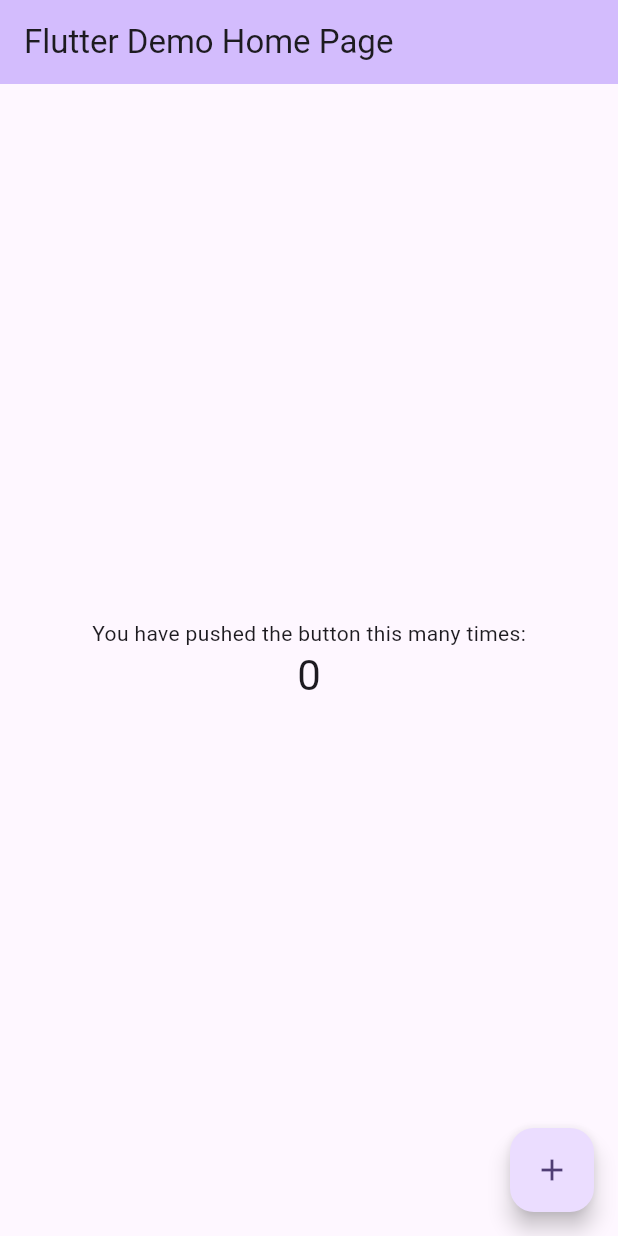
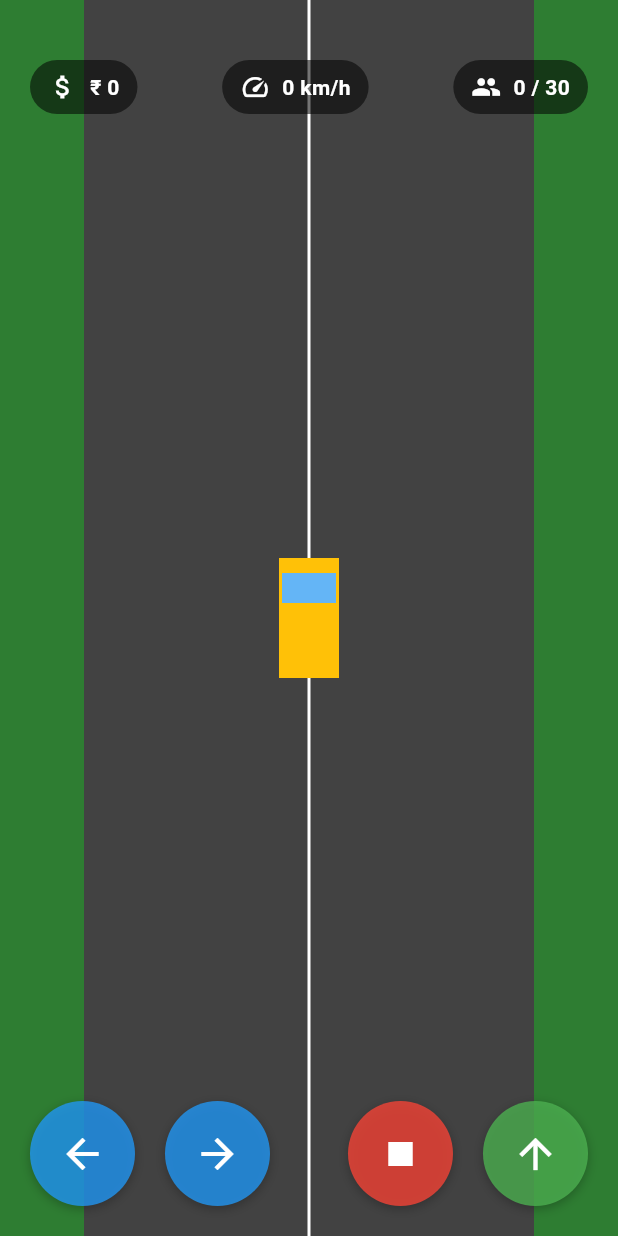
Before and after one commit to could-ai/019ac478-00e2-7bae-97d2-e381ac4dbaf1, a Flutter app: the screen it shows after launch, on a phone screen of 412 x 824 dp. Run offline on Flutter 3.47's test engine with Material 3 defaults, Android fonts, the phone set to English and light mode, and no system bars.

Commit message:
Created the BusGameScreen with complete game logic translated from Unity C# to Flutter/Dart. Implemented physics (acceleration, braking, steering), traffic system, passenger system, and custom painter for rendering the game world.; Updated main.dart to set BusGameScreen as the home route and updated the app title and theme.

```diff
--- /dev/null
+++ b/usr/lib/bus_game_screen.dart
@@ -0,0 +1,493 @@
+import 'package:flutter/material.dart';
+import 'package:flutter/scheduler.dart';
+import 'dart:math';
+
+// ===============================
+// GAME CONSTANTS & CONFIG
+// ===============================
+const double kRoadWidth = 300.0;
+const double kLaneWidth = 100.0;
+const double kBusWidth = 40.0;
+const double kBusHeight = 80.0;
+const double kTrafficWidth = 35.0;
+const double kTrafficHeight = 70.0;
+
+// Unity values scaled for 2D top-down view
+// 1 unit in Unity ~= 10 pixels in Flutter for visualization
+const double kScale = 10.0;
+
+class BusGameScreen extends StatefulWidget {
+  const BusGameScreen({super.key});
+
+  @override
+  State<BusGameScreen> createState() => _BusGameScreenState();
+}
+
+class _BusGameScreenState extends State<BusGameScreen> with TickerProviderStateMixin {
+  // ===============================
+  // GAME STATE
+  // ===============================
+  late Ticker _ticker;
+
+  // Bus Physics State
+  Offset _busPosition = const Offset(0, 0);
+  double _busRotation = 0; // Radians, 0 is up (negative Y)
+  double _busSpeed = 0; // Current speed in units/sec
+
+  // Inputs
+  bool _inputGas = false;
+  bool _inputBrake = false;
+  double _inputSteer = 0; // -1 to 1
+
+  // Game Data (GameManager)
+  double _money = 0;
+  int _passengers = 0;
+  final int _capacity = 30;
+
+  // World Objects
+  final List<TrafficCar> _traffic = [];
+  final List<BusStop> _stops = [];
+  double _distanceTraveled = 0;
+  double _timeSinceLastSpawn = 0;
+
+  // UI State
+  bool _isNearStop = false;
+  BusStop? _currentStop;
+
+  @override
+  void initState() {
+    super.initState();
+    _ticker = createTicker(_onTick)..start();
+
+    // Initial Stop
+    _stops.add(BusStop(const Offset(60, -500)));
+  }
+
+  @override
+  void dispose() {
+    _ticker.dispose();
+    super.dispose();
+  }
+
+  // ===============================
+  // GAME LOOP (Update)
+  // ===============================
+  void _onTick(Duration elapsed) {
+    // Calculate delta time (dt) in seconds
+    // Ticker gives total elapsed, we need delta.
+    // For simplicity in this basic loop, we'll assume ~60fps or calculate properly if needed.
+    // But Ticker callback gives *total* time.
+    // Better to use a stored timestamp.
+
+    // Simplified fixed timestep for stability
+    const double dt = 1.0 / 60.0;
+
+    _updatePhysics(dt);
+    _updateTraffic(dt);
+    _updateGameLogic(dt);
+
+    setState(() {}); // Trigger redraw
+  }
+
+  void _updatePhysics(double dt) {
+    // BusController Parameters (from Unity script)
+    const double maxSpeed = 18.0 * kScale; // Scaled
+    const double acceleration = 6.0 * kScale;
+    const double brakingForce = 12.0 * kScale;
+    const double steerAngle = 2.0; // Radians per second approx
+
+    // Acceleration / Braking
+    if (_inputGas) {
+      _busSpeed += acceleration * dt;
+    } else {
+      // Natural friction/drag
+      _busSpeed *= 0.98;
+    }
+
+    if (_inputBrake) {
+      _busSpeed -= brakingForce * dt;
+    }
+
+    // Clamp Speed
+    if (_busSpeed > maxSpeed) _busSpeed = maxSpeed;
+    if (_busSpeed < -maxSpeed / 3) _busSpeed = -maxSpeed / 3; // Reverse is slower
+
+    // Stop completely if very slow and no input
+    if (!_inputGas && !_inputBrake && _busSpeed.abs() < 1.0) {
+      _busSpeed = 0;
+    }
+
+    // Steering (only when moving)
+    if (_busSpeed.abs() > 1.0) {
+      // Reverse steering direction when reversing for natural feel
+      double directionFactor = _busSpeed > 0 ? 1 : -1;
+      _busRotation += _inputSteer * steerAngle * dt * directionFactor;
+    }
+
+    // Update Position
+    // Rotation 0 means UP (Negative Y)
+    double dx = sin(_busRotation) * _busSpeed * dt;
+    double dy = -cos(_busRotation) * _busSpeed * dt;
+
+    _busPosition += Offset(dx, dy);
+    _distanceTraveled += _busSpeed.abs() * dt;
+  }
+
+  void _updateTraffic(double dt) {
+    // Spawner Logic
+    _timeSinceLastSpawn += dt;
+    if (_timeSinceLastSpawn > 2.0) { // Spawn every 2 seconds approx
+      if (Random().nextBool()) {
+        _spawnTraffic();
+      }
+      _timeSinceLastSpawn = 0;
+    }
+
+    // Move Traffic
+    for (var car in _traffic) {
+      // SimpleTrafficAI: Moves forward
+      double dx = sin(car.rotation) * car.speed * dt;
+      double dy = -cos(car.rotation) * car.speed * dt;
+      car.position += Offset(dx, dy);
+    }
+
+    // Cleanup distant traffic
+    _traffic.removeWhere((car) => (car.position - _busPosition).distance > 2000);
+  }
+
+  void _spawnTraffic() {
+    // Spawn ahead of the bus
+    double spawnDist = 800;
+    // Random lane
+    double laneOffset = (Random().nextInt(3) - 1) * kLaneWidth; // -100, 0, 100
+
+    // Calculate spawn position based on bus rotation to spawn "ahead" on the road
+    // For simplicity in this top-down view, we'll assume the road is generally "North" (Negative Y)
+    // but let's make it relative to the bus for an "infinite runner" feel or absolute for a map.
+    // Let's go with Absolute World Coordinates where the road is vertical along Y axis.
+
+    Offset spawnPos = Offset(laneOffset, _busPosition.dy - spawnDist);
+
+    _traffic.add(TrafficCar(
+      position: spawnPos,
+      rotation: 0, // Facing Up
+      speed: (Random().nextDouble() * 8.0 + 7.0) * kScale, // 7-15 speed
+      color: Colors.primaries[Random().nextInt(Colors.primaries.length)],
+    ));
+  }
+
+  void _updateGameLogic(double dt) {
+    // Check for Bus Stops
+    _isNearStop = false;
+    _currentStop = null;
+
+    // Generate new stops if we traveled far
+    if (_stops.isEmpty || (_stops.last.position.dy - _busPosition.dy).abs() > 1000) {
+       // Add a stop every 2000 units roughly
+       double nextStopY = _busPosition.dy - 2000;
+       _stops.add(BusStop(Offset(80, nextStopY))); // Stop on the right side
+    }
+
+    // Cleanup old stops
+    _stops.removeWhere((s) => s.position.dy > _busPosition.dy + 500);
+
+    // Check proximity
+    for (var stop in _stops) {
+      if ((stop.position - _busPosition).distance < 100) {
+        _isNearStop = true;
+        _currentStop = stop;
+        break;
+      }
+    }
+  }
+
+  // ===============================
+  // ACTIONS
+  // ===============================
+  void _handlePassengerAction() {
+    if (!_isNearStop || _busSpeed.abs() > 5.0) return; // Must be stopped or very slow
+
+    // PassengerSystem Logic
+    // ArriveAtStop
+    int want = Random().nextInt(6) + 1; // 1 to 6
+    int space = _capacity - _passengers;
+    int board = min(want, space);
+
+    // ExitStop
+    int off = Random().nextInt(min(_passengers, 5) + 1);
+
+    setState(() {
+      _passengers -= off;
+      _passengers += board;
+
+      // Fare calculation
+      double baseFare = 5.0;
+      _money += board * baseFare;
+    });
+
+    ScaffoldMessenger.of(context).showSnackBar(
+      SnackBar(
+        content: Text('Passengers: -$off / +$board. Fare collected: ₹${board * 5}'),
+        duration: const Duration(seconds: 1),
+      ),
+    );
+  }
+
+  @override
+  Widget build(BuildContext context) {
+    return Scaffold(
+      body: Stack(
+        children: [
+          // 1. Game World (Custom Painter)
+          Positioned.fill(
+            child: GestureDetector(
+              onPanUpdate: (details) {
+                // Optional: Touch steering
+              },
+              child: CustomPaint(
+                painter: GamePainter(
+                  busPosition: _busPosition,
+                  busRotation: _busRotation,
+                  traffic: _traffic,
+                  stops: _stops,
+                ),
+              ),
+            ),
+          ),
+
+          // 2. HUD (Top)
+          Positioned(
+            top: 40,
+            left: 20,
+            right: 20,
+            child: Row(
+              mainAxisAlignment: MainAxisAlignment.spaceBetween,
+              children: [
+                _buildHudItem(Icons.attach_money, "₹ ${_money.floor()}"),
+                _buildHudItem(Icons.speed, "${(_busSpeed / kScale * 3.6).round()} km/h"),
+                _buildHudItem(Icons.people, "$_passengers / $_capacity"),
+              ],
+            ),
+          ),
+
+          // 3. Action Button (Bus Stop)
+          if (_isNearStop)
+            Positioned(
+              bottom: 180,
+              right: 20,
+              child: FloatingActionButton.extended(
+                onPressed: _busSpeed.abs() < 5.0 ? _handlePassengerAction : null,
+                backgroundColor: _busSpeed.abs() < 5.0 ? Colors.green : Colors.grey,
+                icon: const Icon(Icons.door_front_door),
+                label: Text(_busSpeed.abs() < 5.0 ? "OPEN DOORS" : "STOP TO OPEN"),
+              ),
+            ),
+
+          // 4. Controls (Bottom)
+          Positioned(
+            bottom: 20,
+            left: 20,
+            right: 20,
+            child: Row(
+              mainAxisAlignment: MainAxisAlignment.spaceBetween,
+              children: [
+                // Steering
+                Row(
+                  children: [
+                    _buildControlBtn(Icons.arrow_back, (down) => _inputSteer = down ? -1 : 0),
+                    const SizedBox(width: 20),
+                    _buildControlBtn(Icons.arrow_forward, (down) => _inputSteer = down ? 1 : 0),
+                  ],
+                ),
+                // Pedals
+                Row(
+                  children: [
+                    _buildControlBtn(Icons.stop, (down) => _inputBrake = down, color: Colors.red),
+                    const SizedBox(width: 20),
+                    _buildControlBtn(Icons.arrow_upward, (down) => _inputGas = down, color: Colors.green),
+                  ],
+                ),
+              ],
+            ),
+          ),
+        ],
+      ),
+    );
+  }
+
+  Widget _buildHudItem(IconData icon, String text) {
+    return Container(
+      padding: const EdgeInsets.symmetric(horizontal: 12, vertical: 8),
+      decoration: BoxDecoration(
+        color: Colors.black54,
+        borderRadius: BorderRadius.circular(20),
+      ),
+      child: Row(
+        children: [
+          Icon(icon, color: Colors.white, size: 20),
+          const SizedBox(width: 8),
+          Text(text, style: const TextStyle(color: Colors.white, fontWeight: FontWeight.bold)),
+        ],
+      ),
+    );
+  }
+
+  Widget _buildControlBtn(IconData icon, Function(bool) onStateChange, {Color color = Colors.blue}) {
+    return GestureDetector(
+      onTapDown: (_) => onStateChange(true),
+      onTapUp: (_) => onStateChange(false),
+      onTapCancel: () => onStateChange(false),
+      child: Container(
+        width: 70,
+        height: 70,
+        decoration: BoxDecoration(
+          color: color.withOpacity(0.8),
+          shape: BoxShape.circle,
+          boxShadow: [
+            BoxShadow(color: Colors.black26, blurRadius: 5, offset: const Offset(0, 2)),
+          ],
+        ),
+        child: Icon(icon, color: Colors.white, size: 32),
+      ),
+    );
+  }
+}
+
+// ===============================
+// MODELS
+// ===============================
+class TrafficCar {
+  Offset position;
+  double rotation;
+  double speed;
+  Color color;
+
+  TrafficCar({
+    required this.position,
+    required this.rotation,
+    required this.speed,
+    required this.color,
+  });
+}
+
+class BusStop {
+  Offset position;
+  BusStop(this.position);
+}
+
+// ===============================
+// PAINTER
+// ===============================
+class GamePainter extends CustomPainter {
+  final Offset busPosition;
+  final double busRotation;
+  final List<TrafficCar> traffic;
+  final List<BusStop> stops;
+
+  GamePainter({
+    required this.busPosition,
+    required this.busRotation,
+    required this.traffic,
+    required this.stops,
+  });
+
+  @override
+  void paint(Canvas canvas, Size size) {
+    // Center the camera on the bus
+    canvas.save();
+    canvas.translate(size.width / 2, size.height / 2);
+
+    // Rotate world opposite to bus rotation for "Follow Camera" effect?
+    // Or just keep North up?
+    // Let's keep North up (Fixed Camera Angle) but centered on bus position.
+    // This is easier to control.
+    canvas.translate(-busPosition.dx, -busPosition.dy);
+
+    // Draw Background (Grass)
+    final Rect worldRect = Rect.fromCenter(
+      center: busPosition,
+      width: size.width * 2,
+      height: size.height * 2
+    );
+    canvas.drawRect(worldRect, Paint()..color = Colors.green[800]!);
+
+    // Draw Road (Infinite vertical strip)
+    // We draw a long strip around the bus position
+    double roadTop = busPosition.dy - size.height;
+    double roadBottom = busPosition.dy + size.height;
+
+    Paint roadPaint = Paint()..color = Colors.grey[800]!;
+    canvas.drawRect(
+      Rect.fromLTRB(-kRoadWidth / 2, roadTop, kRoadWidth / 2, roadBottom),
+      roadPaint,
+    );
+
+    // Draw Lane Markings
+    Paint lanePaint = Paint()
+      ..color = Colors.white
+      ..strokeWidth = 2
+      ..style = PaintingStyle.stroke;
+
+    // Dashed line logic simplified: just draw a line for now
+    canvas.drawLine(
+      Offset(0, roadTop),
+      Offset(0, roadBottom),
+      lanePaint,
+    );
+
+    // Draw Stops
+    Paint stopPaint = Paint()..color = Colors.yellow.withOpacity(0.5);
+    for (var stop in stops) {
+      canvas.drawRect(
+        Rect.fromCenter(center: stop.position, width: 60, height: 120),
+        stopPaint,
+      );
+      // Draw "BUS STOP" text
+      TextPainter tp = TextPainter(
+        text: const TextSpan(text: "BUS\nSTOP", style: TextStyle(color: Colors.black, fontWeight: FontWeight.bold)),
+        textDirection: TextDirection.ltr,
+      );
+      tp.layout();
+      tp.paint(canvas, stop.position - Offset(tp.width/2, tp.height/2));
+    }
+
+    // Draw Traffic
+    for (var car in traffic) {
+      canvas.save();
+      canvas.translate(car.position.dx, car.position.dy);
+      canvas.rotate(-car.rotation); // Canvas rotation is clockwise
+
+      Paint carPaint = Paint()..color = car.color;
+      canvas.drawRect(
+        Rect.fromCenter(center: Offset.zero, width: kTrafficWidth, height: kTrafficHeight),
+        carPaint,
+      );
+      canvas.restore();
+    }
+
+    // Draw Player Bus
+    canvas.save();
+    canvas.translate(busPosition.dx, busPosition.dy);
+    canvas.rotate(-busRotation);
+
+    Paint busPaint = Paint()..color = Colors.amber;
+    canvas.drawRect(
+      Rect.fromCenter(center: Offset.zero, width: kBusWidth, height: kBusHeight),
+      busPaint,
+    );
+
+    // Bus Windows/Details
+    Paint windowPaint = Paint()..color = Colors.blue[300]!;
+    canvas.drawRect(
+      Rect.fromCenter(center: const Offset(0, -20), width: kBusWidth - 4, height: 20),
+      windowPaint,
+    );
+
+    canvas.restore();
+
+    canvas.restore();
+  }
+
+  @override
+  bool shouldRepaint(covariant CustomPainter oldDelegate) => true;
+}
--- a/usr/lib/main.dart
+++ b/usr/lib/main.dart
@@ -1,4 +1,5 @@
 import 'package:flutter/material.dart';
+import 'bus_game_screen.dart';
 
 void main() {
   runApp(const MyApp());
@@ -7,117 +8,19 @@ void main() {
 class MyApp extends StatelessWidget {
   const MyApp({super.key});
 
-  // This widget is the root of your application.
   @override
   Widget build(BuildContext context) {
     return MaterialApp(
-      title: 'Flutter Demo',
+      title: 'Bus Simulator',
       debugShowCheckedModeBanner: false,
       theme: ThemeData(
-        // This is the theme of your application.
-        //
-        // TRY THIS: Try running your application with "flutter run". You'll see
-        // the application has a purple toolbar. Then, without quitting the app,
-        // try changing the seedColor in the colorScheme below to Colors.green
-        // and then invoke "hot reload" (save your changes or press the "hot
-        // reload" button in a Flutter-supported IDE, or press "r" if you used
-        // the command line to start the app).
-        //
-        // Notice that the counter didn't reset back to zero; the application
-        // state is not lost during the reload. To reset the state, use hot
-        // restart instead.
-        //
-        // This works for code too, not just values: Most code changes can be
-        // tested with just a hot reload.
-        colorScheme: ColorScheme.fromSeed(seedColor: Colors.deepPurple),
+        colorScheme: ColorScheme.fromSeed(seedColor: Colors.amber),
+        useMaterial3: true,
       ),
       initialRoute: '/',
       routes: {
-        '/': (context) => const MyHomePage(title: 'Flutter Demo Home Page'),
+        '/': (context) => const BusGameScreen(),
       },
     );
   }
 }
-
-class MyHomePage extends StatefulWidget {
-  const MyHomePage({super.key, required this.title});
-
-  // This widget is the home page of your application. It is stateful, meaning
-  // that it has a State object (defined below) that contains fields that affect
-  // how it looks.
-
-  // This class is the configuration for the state. It holds the values (in this
-  // case the title) provided by the parent (in this case the App widget) and
-  // used by the build method of the State. Fields in a Widget subclass are
-  // always marked "final".
-
-  final String title;
-
-  @override
-  State<MyHomePage> createState() => _MyHomePageState();
-}
-
-class _MyHomePageState extends State<MyHomePage> {
-  int _counter = 0;
-
-  void _incrementCounter() {
-    setState(() {
-      // This call to setState tells the Flutter framework that something has
-      // changed in this State, which causes it to rerun the build method below
-      // so that the display can reflect the updated values. If we changed
-      // _counter without calling setState(), then the build method would not be
-      // called again, and so nothing would appear to happen.
-      _counter++;
-    });
-  }
-
-  @override
-  Widget build(BuildContext context) {
-    // This method is rerun every time setState is called, for instance as done
-    // by the _incrementCounter method above.
-    //
-    // The Flutter framework has been optimized to make rerunning build methods
-    // fast, so that you can just rebuild anything that needs updating rather
-    // than having to individually change instances of widgets.
-    return Scaffold(
-      appBar: AppBar(
-        // TRY THIS: Try changing the color here to a specific color (to
-        // Colors.amber, perhaps?) and trigger a hot reload to see the AppBar
-        // change color while the other colors stay the same.
-        backgroundColor: Theme.of(context).colorScheme.inversePrimary,
-        // Here we take the value from the MyHomePage object that was created by
-        // the App.build method, and use it to set our appbar title.
-        title: Text(widget.title),
-      ),
-      body: Center(
-        // Center is a layout widget. It takes a single child and positions it
-        // in the middle of the parent.
-        child: Column(
-          // Column is also a layout widget. It takes a list of children and
-          // arranges them vertically. By default, it sizes itself to fit its
-          // children horizontally, and tries to be as tall as its parent.
-          //
-          // Column has various properties to control how it sizes itself and
-          // how it positions its children. Here we use mainAxisAlignment to
-          // center the children vertically; the main axis here is the vertical
-          // axis because Columns are vertical (the cross axis would be
-          // horizontal).
-          //
-          // TRY THIS: Invoke "debug painting" (choose the "Toggle Debug Paint"
-          // action in the IDE, or press "p" in the console), to see the
-          // wireframe for each widget.
-          mainAxisAlignment: MainAxisAlignment.center,
-          children: <Widget>[
-            const Text('You have pushed the button this many times:'),
-            Text('$_counter', style: Theme.of(context).textTheme.headlineMedium),
-          ],
-        ),
-      ),
-      floatingActionButton: FloatingActionButton(
-        onPressed: _incrementCounter,
-        tooltip: 'Increment',
-        child: const Icon(Icons.add),
-      ), // This trailing comma makes auto-formatting nicer for build methods.
-    );
-  }
-}
```
